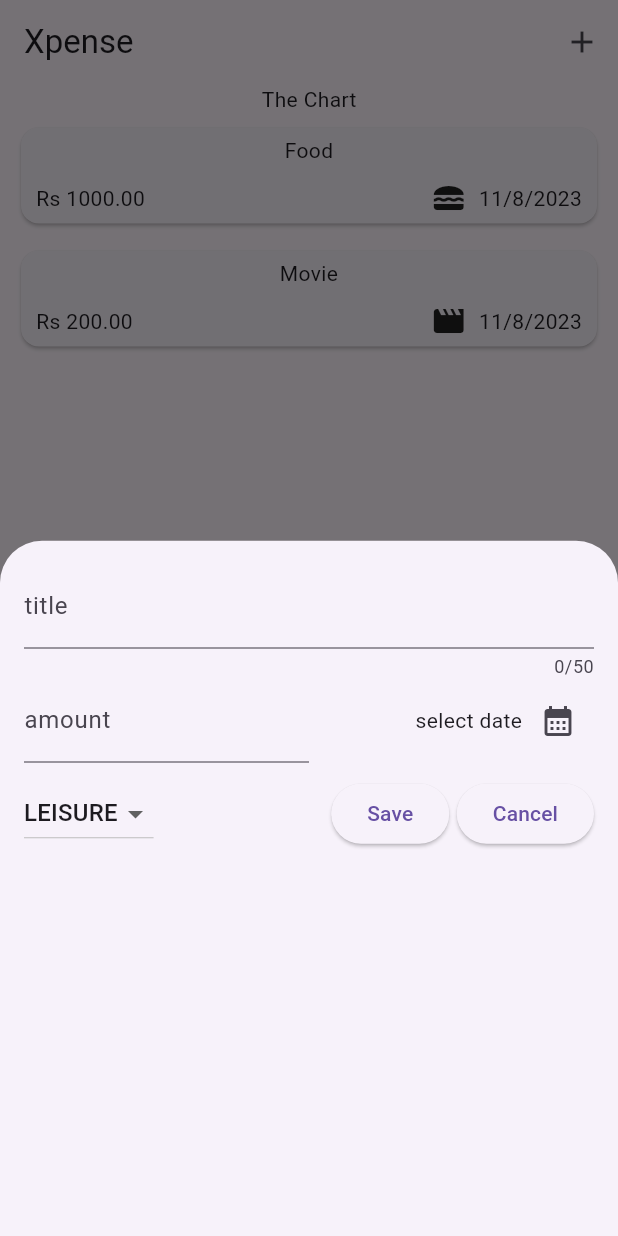
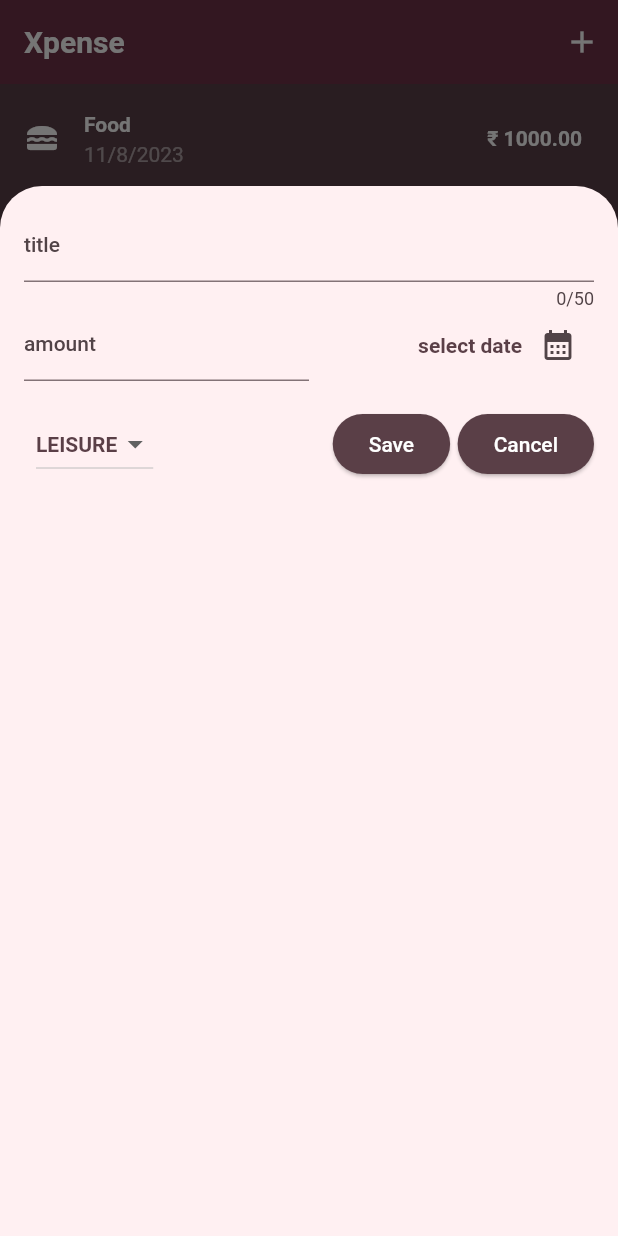
Before and after one commit to WlcmToMyRepo/ExpenseTracker, a Flutter app: the screen it shows after launch, after a tap on the "add" icon, on a phone screen of 412 x 824 dp. Run offline on Flutter 3.47's test engine with Material 2 defaults, Android fonts, the phone set to English and light mode, and no system bars.

Commit message:
added dark mode light mode

```diff
--- a/lib/expense_list.dart
+++ b/lib/expense_list.dart
@@ -3,8 +3,10 @@ import 'package:flutter/material.dart';
 
 class ExpenseList extends StatelessWidget {
   final List<ExpenseData> expenseData;
+  final void Function(ExpenseData) removeExpense;
 
-  const ExpenseList({super.key, required this.expenseData});
+  const ExpenseList(
+      {super.key, required this.expenseData, required this.removeExpense});
 
   Widget getHeading(String text) {
     return Text(
@@ -19,20 +21,38 @@ class ExpenseList extends StatelessWidget {
 
   @override
   Widget build(BuildContext context) {
-    return Container(
+    return SizedBox(
         height: 600,
         child: ListView.builder(
           itemCount: expenseData.length,
-          itemBuilder: (context, index) => Container(
-            child: expenseItem(expenseData[index]),
+          itemBuilder: (context, index) => Dismissible(
+            background: Container(color: Theme.of(context).colorScheme.error),
+            key: ValueKey(expenseData[index]),
+            direction: DismissDirection.startToEnd,
+            onDismissed: (direction) {
+              removeExpense(expenseData[index]);
+            },
+            child: expenseItem2(expenseData[index], context),
           ),
         ));
   }
 
-  Widget expenseItem(ExpenseData data) {
-    return Container(
-        margin: const EdgeInsets.symmetric(horizontal: 10, vertical: 5),
-        child: Card(
+  Widget expenseItem2(ExpenseData data, BuildContext context) {
+    return ListTile(
+      leading: Icon(catergoryIcons[data.category]),
+      leadingAndTrailingTextStyle: Theme.of(context).textTheme.titleMedium,
+      title: Text(data.title),
+      titleTextStyle: Theme.of(context).textTheme.titleMedium,
+      trailing: Text("\u20B9 ${data.amount.toStringAsFixed(2)}"),
+      subtitle: Text(
+        data.formatedDate,
+        style: Theme.of(context).listTileTheme.subtitleTextStyle,
+      ),
+    );
+  }
+
+  Widget expenseItem(ExpenseData data, BuildContext context) {
+    return Card(
       child: Padding(
         padding: const EdgeInsets.symmetric(horizontal: 10, vertical: 5),
         child: Column(
@@ -40,6 +60,9 @@ class ExpenseList extends StatelessWidget {
             Text(
               data.title,
               textAlign: TextAlign.center,
+              style: Theme.of(context).textTheme.titleLarge!.copyWith(
+                    fontSize: 20,
+                  ),
             ),
             const SizedBox(
               height: 10,
@@ -48,13 +71,17 @@ class ExpenseList extends StatelessWidget {
               children: [
                 Text(
                   "Rs ${data.amount.toStringAsFixed(2)} ",
+                  style: Theme.of(context).textTheme.titleSmall,
                 ),
                 const Spacer(),
                 Row(
                   children: [
                     Icon(catergoryIcons[data.category]),
                     const SizedBox(width: 8),
-                        Text(data.formatedDate),
+                    Text(
+                      data.formatedDate,
+                      style: Theme.of(context).textTheme.titleSmall,
+                    ),
                   ],
                 )
               ],
@@ -62,6 +89,6 @@ class ExpenseList extends StatelessWidget {
           ],
         ),
       ),
-        ));
+    );
   }
 }
--- a/lib/expenses.dart
+++ b/lib/expenses.dart
@@ -27,6 +27,7 @@ class _ExpensesState extends State<Expenses> {
 
   void _openAddExpenseOverlay() {
     showModalBottomSheet(
+      isScrollControlled: true,
       context: context,
       builder: (context) => NewExpense(
         addToExpense: _addExpense,
@@ -40,8 +41,35 @@ class _ExpensesState extends State<Expenses> {
     });
   }
 
+  void _removeExpense(ExpenseData exp) {
+    final expenseIndex = expenseData.indexOf(exp);
+    setState(() {
+      expenseData.remove(exp);
+    });
+    ScaffoldMessenger.of(context).clearSnackBars();
+    ScaffoldMessenger.of(context).showSnackBar(SnackBar(
+      content: const Text("Expense deleted.."),
+      duration: const Duration(seconds: 5),
+      action: SnackBarAction(
+        label: "undo",
+        onPressed: () {
+          setState(() {
+            expenseData.insert(expenseIndex, exp);
+          });
+        },
+      ),
+    ));
+  }
+
   @override
   Widget build(BuildContext context) {
+    Widget content = const Center(child: Text("No expenses found"));
+    if (expenseData.isNotEmpty) {
+      content = ExpenseList(
+        expenseData: expenseData,
+        removeExpense: _removeExpense,
+      );
+    }
     return Scaffold(
       appBar: AppBar(
         title: const Text("Xpense"),
@@ -52,10 +80,9 @@ class _ExpensesState extends State<Expenses> {
       ),
       body: Center(
         child: Column(
-          children: [
-            const Text("The Chart"),
-            ExpenseList(expenseData: expenseData),
-          ],
+          mainAxisAlignment: MainAxisAlignment.start,
+          mainAxisSize: MainAxisSize.max,
+          children: [/*const Text("The Chart"), */ content],
         ),
       ),
     );
--- a/lib/main.dart
+++ b/lib/main.dart
@@ -1,9 +1,85 @@
 import 'package:expense_tracker/expenses.dart';
 import 'package:flutter/material.dart';
 
+ColorScheme kColorScheme = ColorScheme.fromSeed(seedColor: Colors.black);
+ColorScheme kDarkColorScheme =
+    ColorScheme.fromSeed(seedColor: Colors.black, brightness: Brightness.dark);
+
 void main() {
   runApp(MaterialApp(
-    theme: ThemeData(useMaterial3: true),
+    themeMode: ThemeMode.system,
+    darkTheme: ThemeData.dark().copyWith(
+      useMaterial3: true,
+      colorScheme: kDarkColorScheme,
+      listTileTheme: const ListTileThemeData().copyWith(
+          textColor: kDarkColorScheme.onSecondary,
+          tileColor: kDarkColorScheme.onSecondaryContainer,
+          iconColor: kDarkColorScheme.onSecondary,
+          subtitleTextStyle:
+              TextStyle(color: kDarkColorScheme.onSecondary.withOpacity(.6))),
+      textTheme: ThemeData().textTheme.copyWith(
+            titleSmall: TextStyle(
+              color: kDarkColorScheme.onSecondary,
+              fontWeight: FontWeight.normal,
+              fontSize: 12,
+            ),
+            titleMedium: TextStyle(
+              color: kDarkColorScheme.onSecondaryContainer,
+              fontWeight: FontWeight.bold,
+              fontSize: 14,
+            ),
+            titleLarge: TextStyle(
+                fontWeight: FontWeight.bold,
+                color: kDarkColorScheme.onSecondaryContainer),
+          ),
+      elevatedButtonTheme: ElevatedButtonThemeData(
+        style: ElevatedButton.styleFrom(
+          backgroundColor: kDarkColorScheme.onSecondaryContainer,
+          foregroundColor: kDarkColorScheme.onSecondary,
+        ),
+      ),
+    ),
+    theme: ThemeData().copyWith(
+      useMaterial3: true,
+      colorScheme: kColorScheme,
+      //styling card theme
+      cardTheme: const CardTheme().copyWith(
+          color: kColorScheme.secondaryContainer,
+          margin: const EdgeInsets.symmetric(
+            vertical: 3,
+            horizontal: 10,
+          )),
+      //styling appbar
+      appBarTheme: const AppBarTheme().copyWith(
+        backgroundColor: kColorScheme.onPrimaryContainer,
+        foregroundColor: kColorScheme.onSecondary,
+      ),
+      elevatedButtonTheme: ElevatedButtonThemeData(
+          style: ElevatedButton.styleFrom(
+        backgroundColor: kColorScheme.onSecondaryContainer,
+        foregroundColor: kColorScheme.onSecondary,
+      )),
+      textTheme: ThemeData().textTheme.copyWith(
+          titleSmall: TextStyle(
+            color: kColorScheme.onSecondaryContainer,
+            fontWeight: FontWeight.normal,
+            fontSize: 12,
+          ),
+          titleMedium: TextStyle(
+            color: kColorScheme.onSecondaryContainer,
+            fontWeight: FontWeight.bold,
+            fontSize: 14,
+          ),
+          titleLarge: TextStyle(
+              fontWeight: FontWeight.bold,
+              color: kColorScheme.onSecondaryContainer)),
+      listTileTheme: const ListTileThemeData().copyWith(
+          textColor: kColorScheme.onSecondary,
+          tileColor: kColorScheme.onSecondaryContainer,
+          iconColor: kColorScheme.onSecondary,
+          subtitleTextStyle:
+              TextStyle(color: kColorScheme.onSecondary.withOpacity(.5))),
+    ),
     debugShowCheckedModeBanner: false,
     title: "ExpenseTracker",
     home: const Expenses(),
--- a/lib/new_expense.dart
+++ b/lib/new_expense.dart
@@ -1,5 +1,3 @@
-import 'dart:ffi';
-
 import 'package:flutter/material.dart';
 import 'package:expense_tracker/models/expense_data.dart';
 
@@ -67,11 +65,13 @@ class _NewExpenseState extends State<NewExpense> {
 
   @override
   Widget build(BuildContext context) {
-    return Padding(
+    return Container(
+      height: 700,
       padding: const EdgeInsets.all(16),
       child: Column(
         children: [
           TextField(
+            style: Theme.of(context).textTheme.titleMedium,
             controller: title,
             maxLength: 50,
             decoration: const InputDecoration(label: Text("title")),
@@ -80,6 +80,7 @@ class _NewExpenseState extends State<NewExpense> {
             children: [
               Expanded(
                 child: TextField(
+                  style: Theme.of(context).textTheme.titleMedium,
                   controller: amount,
                   keyboardType: TextInputType.number,
                   decoration: const InputDecoration(
@@ -91,9 +92,12 @@ class _NewExpenseState extends State<NewExpense> {
                 mainAxisAlignment: MainAxisAlignment.end,
                 crossAxisAlignment: CrossAxisAlignment.center,
                 children: [
-                  Text(selectedDate == null
+                  Text(
+                    selectedDate == null
                         ? "select date"
-                      : formatter.format(selectedDate!)),
+                        : formatter.format(selectedDate!),
+                    style: Theme.of(context).textTheme.titleMedium,
+                  ),
                   IconButton(
                       onPressed: _showDatePicker,
                       icon: const Icon(Icons.calendar_month))
@@ -106,7 +110,10 @@ class _NewExpenseState extends State<NewExpense> {
           ),
           Row(
             children: [
-              DropdownButton(
+              Padding(
+                padding: const EdgeInsets.all(8.0),
+                child: DropdownButton(
+                    style: Theme.of(context).textTheme.titleMedium,
                     value: _selectedCategory,
                     items: Category.values
                         .map((category) => DropdownMenuItem(
@@ -119,6 +126,7 @@ class _NewExpenseState extends State<NewExpense> {
                         _selectedCategory = value;
                       });
                     }),
+              ),
               const Spacer(),
               ElevatedButton(
                   onPressed: _submitExpenseData, child: const Text("Save")),
```
Lines whose indentation alone changed are shown as unchanged.
